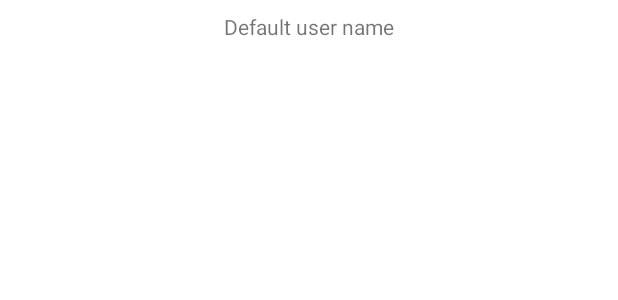
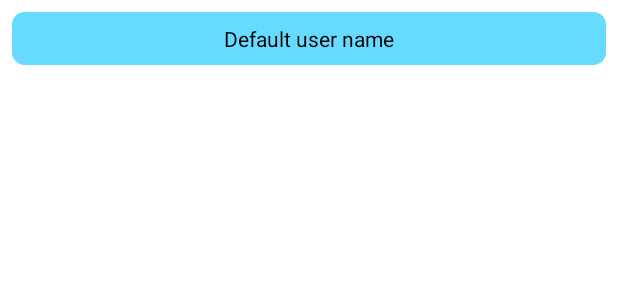
Before and after one commit to Ango1eiro/ERP_Mobile_3, an Android app: the layout search_for_user_item.xml on its own in the app's theme, with its tools: preview values and no code run, on a phone screen of 412 x 824 dp. Shown: the top 300 px of the screen. Run offline under Robolectric (Android 15) with nearby library versions, the phone set to English and light mode, and no system bars.

Commit message:
erp_mobile 3.0.24 Search for user list rework, added filter

```diff
--- a/src/main/java/com/rogoznyak/erp_mobile_3/search/searchForUser/SearchForUserAdapter.kt
+++ b/src/main/java/com/rogoznyak/erp_mobile_3/search/searchForUser/SearchForUserAdapter.kt
@@ -12,11 +12,11 @@ import com.rogoznyak.erp_mobile_3.domain.User
 
 
 class SearchForUserAdapter(
-    context: Context?,
-    val userList: List<User>
+    context: Context?
 ) : BaseAdapter() {
 
     val inflater = LayoutInflater.from(context)
+    var userList = listOf<User>()
 
     override fun getCount(): Int = userList.size
 
--- a/src/main/res/layout/search_for_user_fragment.xml
+++ b/src/main/res/layout/search_for_user_fragment.xml
@@ -11,6 +11,8 @@
         <ListView
             android:id="@+id/listView"
             android:layout_width="match_parent"
-            android:layout_height="match_parent" />
+            android:layout_height="match_parent"
+            android:divider="#00000000"
+            android:dividerHeight="0px"/>
     </LinearLayout>
 </layout>
--- a/src/main/res/layout/search_for_user_item.xml
+++ b/src/main/res/layout/search_for_user_item.xml
@@ -1,17 +1,32 @@
 <?xml version="1.0" encoding="utf-8"?>
-<androidx.constraintlayout.widget.ConstraintLayout xmlns:android="http://schemas.android.com/apk/res/android"
+<layout xmlns:android="http://schemas.android.com/apk/res/android"
     xmlns:app="http://schemas.android.com/apk/res-auto"
-    xmlns:tools="http://schemas.android.com/tools"
+    xmlns:tools="http://schemas.android.com/tools">
+<LinearLayout
+    android:layout_width="match_parent"
+    android:layout_height="wrap_content">
+
+    <LinearLayout
         android:layout_width="match_parent"
         android:layout_height="wrap_content"
-    android:padding="8dp">
+        android:orientation="vertical"
+        android:layout_margin="8dp"
+        android:background="@drawable/item_rounded_corners"
+        android:padding="8dp"
+        android:backgroundTint="@color/primaryLightColor">
 
         <TextView
+            android:layout_gravity="center"
             android:id="@+id/tvUserName"
+            android:text="@string/user_name_default"
             android:layout_width="wrap_content"
             android:layout_height="wrap_content"
-        android:text="@string/user_name_default"
+            android:textColor="@color/primaryTextColor"
+            app:layout_constraintBottom_toBottomOf="parent"
             app:layout_constraintEnd_toEndOf="parent"
             app:layout_constraintStart_toStartOf="parent"
             app:layout_constraintTop_toTopOf="parent" />
-</androidx.constraintlayout.widget.ConstraintLayout>
+    </LinearLayout>
+
+</LinearLayout>
+</layout>
--- a/src/main/res/values/strings.xml
+++ b/src/main/res/values/strings.xml
@@ -34,4 +34,5 @@
     <string name="user_hint">User</string>
     <string name="user_name_default">Default user name</string>
     <string name="label_task_fragment">Task</string>
+    <string name="title_search">Search</string>
 </resources>
```
Also changed, not shown: src/main/java/com/rogoznyak/erp_mobile_3/database/Room.kt (+9 -0 lines), src/main/java/com/rogoznyak/erp_mobile_3/search/searchForUser/SearchForUserFragment.kt (+55 -11 lines), src/main/java/com/rogoznyak/erp_mobile_3/search/searchForUser/SearchForUserFragmentViewModel.kt (+27 -1 lines), src/main/res/menu/search_menu.xml (added, +13 -0 lines), 1 other file. Lines whose indentation alone changed are shown as unchanged.
